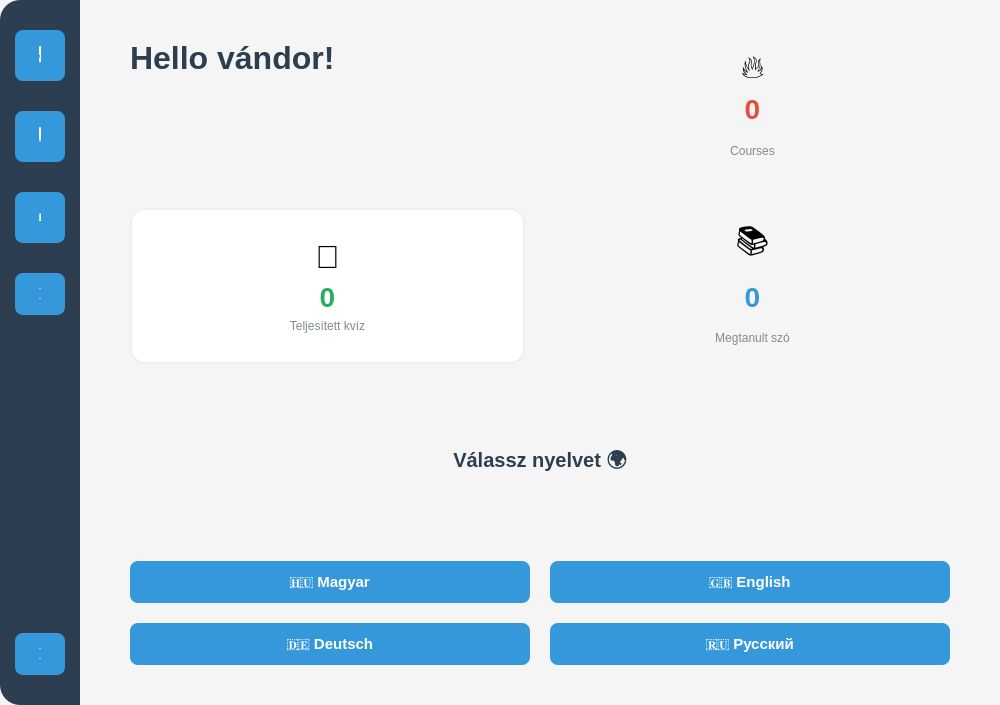
Old version of the form mainwindow.ui in the repository vertussgn/agytorna.
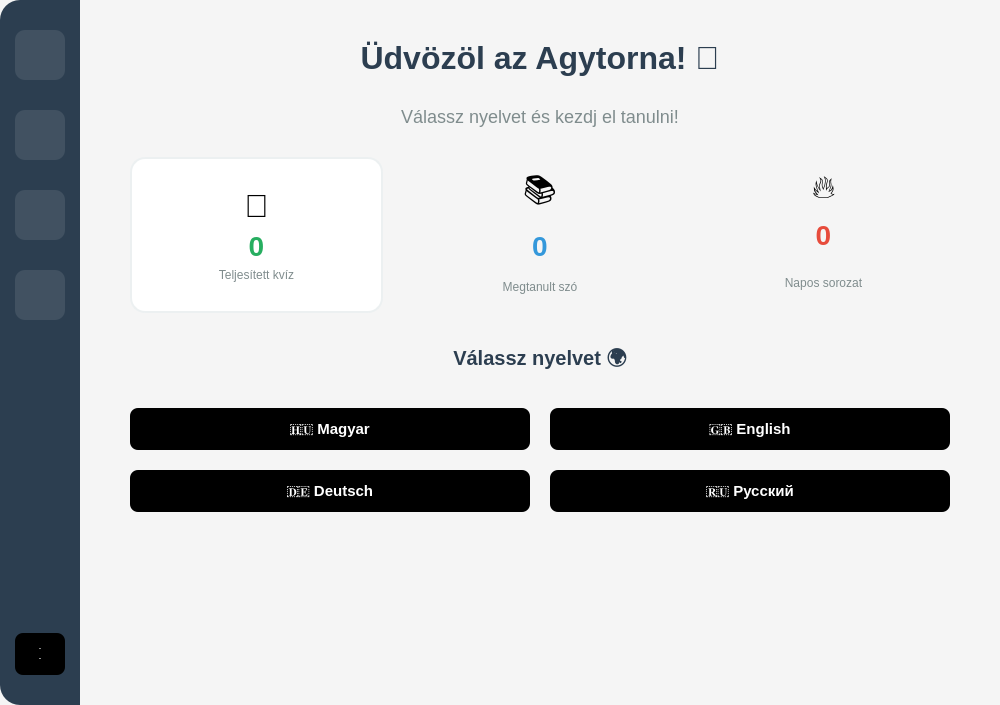
New version of the form. The open tabs and pages were chosen to show the change. Icons and pictures are not drawn.

The edit to the form file:
```diff
--- a/mainwindow.ui
+++ b/mainwindow.ui
@@ -22,7 +22,6 @@
     font-size: 32px;
     font-weight: bold;
     color: #2c3e50;
-    qproperty-alignment: 'AlignLeft';
 }
 
 QLabel#sectionLabel {
@@ -227,29 +226,155 @@
        </property>
        <item>
         <widget class="QPushButton" name="homeButton">
+         <property name="minimumSize">
+          <size>
+           <width>50</width>
+           <height>50</height>
+          </size>
+         </property>
+         <property name="maximumSize">
+          <size>
+           <width>50</width>
+           <height>50</height>
+          </size>
+         </property>
+         <property name="styleSheet">
+          <string notr="true">QPushButton {
+        border-color: rgb(255, 255, 255);
+           background-color: rgba(255, 255, 255, 0.1);
+           border: none;
+           border-radius: 10px;
+       }
+       QPushButton:hover {
+           background-color: rgba(255, 255, 255, 0.2);
+       }</string>
+         </property>
          <property name="text">
-          <string>🏠</string>
+          <string/>
+         </property>
+         <property name="icon">
+          <iconset theme="go-home"/>
+         </property>
+         <property name="iconSize">
+          <size>
+           <width>32</width>
+           <height>32</height>
+          </size>
          </property>
         </widget>
        </item>
        <item>
         <widget class="QPushButton" name="languagesButton">
-         <property name="text">
-          <string>🌍</string>
+         <property name="minimumSize">
+          <size>
+           <width>50</width>
+           <height>50</height>
+          </size>
          </property>
-        </widget>
-       </item>
-       <item>
-        <widget class="QPushButton" name="statsButton">
+         <property name="maximumSize">
+          <size>
+           <width>50</width>
+           <height>50</height>
+          </size>
+         </property>
+         <property name="styleSheet">
+          <string notr="true">QPushButton {
+           background-color: rgba(255, 255, 255, 0.1);
+           border: none;
+           border-radius: 10px;
+       }
+       QPushButton:hover {
+           background-color: rgba(255, 255, 255, 0.2);
+       }</string>
+         </property>
          <property name="text">
-          <string>📊</string>
+          <string/>
+         </property>
+         <property name="icon">
+          <iconset theme="preferences-desktop-locale"/>
+         </property>
+         <property name="iconSize">
+          <size>
+           <width>32</width>
+           <height>32</height>
+          </size>
          </property>
         </widget>
        </item>
        <item>
         <widget class="QPushButton" name="profileButton">
+         <property name="minimumSize">
+          <size>
+           <width>50</width>
+           <height>50</height>
+          </size>
+         </property>
+         <property name="maximumSize">
+          <size>
+           <width>50</width>
+           <height>50</height>
+          </size>
+         </property>
+         <property name="styleSheet">
+          <string notr="true">QPushButton {
+           background-color: rgba(255, 255, 255, 0.1);
+           border: none;
+           border-radius: 10px;
+       }
+       QPushButton:hover {
+           background-color: rgba(255, 255, 255, 0.2);
+
+       }</string>
+         </property>
          <property name="text">
-          <string>👤</string>
+          <string/>
+         </property>
+         <property name="icon">
+          <iconset theme="user-available"/>
+         </property>
+         <property name="iconSize">
+          <size>
+           <width>32</width>
+           <height>32</height>
+          </size>
+         </property>
+        </widget>
+       </item>
+       <item>
+        <widget class="QPushButton" name="statsButton">
+         <property name="minimumSize">
+          <size>
+           <width>50</width>
+           <height>50</height>
+          </size>
+         </property>
+         <property name="maximumSize">
+          <size>
+           <width>50</width>
+           <height>50</height>
+          </size>
+         </property>
+         <property name="styleSheet">
+          <string notr="true">QPushButton {
+           background-color: rgba(255, 255, 255, 0.1);
+           border: none;
+           border-radius: 10px;
+       }
+       QPushButton:hover {
+           background-color: rgba(255, 255, 255, 0.2);
+       }</string>
+         </property>
+         <property name="text">
+          <string/>
+         </property>
+         <property name="icon">
+          <iconset theme="QIcon::ThemeIcon::AddressBookNew"/>
+         </property>
+         <property name="iconSize">
+          <size>
+           <width>32</width>
+           <height>32</height>
+          </size>
          </property>
         </widget>
        </item>
@@ -268,6 +393,9 @@
        </item>
        <item>
         <widget class="QPushButton" name="logoutButton">
+         <property name="styleSheet">
+          <string notr="true">background-color: rgb(0, 0, 0);</string>
+         </property>
          <property name="text">
           <string>🚪</string>
          </property>
@@ -279,7 +407,7 @@
     <item>
      <widget class="QStackedWidget" name="stackedWidget">
       <property name="currentIndex">
-       <number>0</number>
+       <number>1</number>
       </property>
       <widget class="QWidget" name="mainMenuPage">
        <layout class="QVBoxLayout" name="verticalLayout_2">
@@ -299,69 +427,27 @@
          <number>40</number>
         </property>
         <item>
-         <layout class="QHBoxLayout" name="horizontalLayout_2">
-          <item>
-           <widget class="QLabel" name="welcomeLabel">
-            <property name="text">
-             <string>Hello vándor!</string>
-            </property>
-            <property name="alignment">
-             <set>Qt::AlignmentFlag::AlignLeading</set>
-            </property>
-           </widget>
-          </item>
-          <item>
-           <widget class="QFrame" name="statsCard_3">
-            <property name="minimumSize">
-             <size>
-              <width>150</width>
-              <height>100</height>
-             </size>
-            </property>
-            <layout class="QVBoxLayout" name="verticalLayout_12">
-             <item>
-              <widget class="QLabel" name="statsIcon3">
-               <property name="styleSheet">
-                <string notr="true">font-size: 32px;</string>
-               </property>
-               <property name="text">
-                <string>🔥</string>
-               </property>
-               <property name="alignment">
-                <set>Qt::AlignmentFlag::AlignCenter</set>
-               </property>
-              </widget>
-             </item>
-             <item>
-              <widget class="QLabel" name="streakLabel">
-               <property name="styleSheet">
-                <string notr="true">font-size: 28px; font-weight: bold; color: #e74c3c;</string>
-               </property>
-               <property name="text">
-                <string>0</string>
-               </property>
-               <property name="alignment">
-                <set>Qt::AlignmentFlag::AlignCenter</set>
-               </property>
-              </widget>
-             </item>
-             <item>
-              <widget class="QLabel" name="streakText">
-               <property name="styleSheet">
-                <string notr="true">font-size: 12px; color: #7f8c8d;</string>
-               </property>
-               <property name="text">
-                <string>Courses</string>
-               </property>
-               <property name="alignment">
-                <set>Qt::AlignmentFlag::AlignCenter</set>
-               </property>
-              </widget>
-             </item>
-            </layout>
-           </widget>
-          </item>
-         </layout>
+         <widget class="QLabel" name="welcomeLabel">
+          <property name="text">
+           <string>Üdvözöl az Agytorna! 🧠</string>
+          </property>
+          <property name="alignment">
+           <set>Qt::AlignmentFlag::AlignCenter</set>
+          </property>
+         </widget>
+        </item>
+        <item>
+         <widget class="QLabel" name="subtitleLabel">
+          <property name="styleSheet">
+           <string notr="true">font-size: 18px; color: #7f8c8d;</string>
+          </property>
+          <property name="text">
+           <string>Válassz nyelvet és kezdj el tanulni!</string>
+          </property>
+          <property name="alignment">
+           <set>Qt::AlignmentFlag::AlignCenter</set>
+          </property>
+         </widget>
         </item>
         <item>
          <layout class="QHBoxLayout" name="statsLayout">
@@ -467,6 +553,57 @@
             </layout>
            </widget>
           </item>
+          <item>
+           <widget class="QFrame" name="statsCard_3">
+            <property name="minimumSize">
+             <size>
+              <width>150</width>
+              <height>100</height>
+             </size>
+            </property>
+            <layout class="QVBoxLayout" name="verticalLayout_12">
+             <item>
+              <widget class="QLabel" name="statsIcon3">
+               <property name="styleSheet">
+                <string notr="true">font-size: 32px;</string>
+               </property>
+               <property name="text">
+                <string>🔥</string>
+               </property>
+               <property name="alignment">
+                <set>Qt::AlignmentFlag::AlignCenter</set>
+               </property>
+              </widget>
+             </item>
+             <item>
+              <widget class="QLabel" name="streakLabel">
+               <property name="styleSheet">
+                <string notr="true">font-size: 28px; font-weight: bold; color: #e74c3c;</string>
+               </property>
+               <property name="text">
+                <string>0</string>
+               </property>
+               <property name="alignment">
+                <set>Qt::AlignmentFlag::AlignCenter</set>
+               </property>
+              </widget>
+             </item>
+             <item>
+              <widget class="QLabel" name="streakText">
+               <property name="styleSheet">
+                <string notr="true">font-size: 12px; color: #7f8c8d;</string>
+               </property>
+               <property name="text">
+                <string>Napos sorozat</string>
+               </property>
+               <property name="alignment">
+                <set>Qt::AlignmentFlag::AlignCenter</set>
+               </property>
+              </widget>
+             </item>
+            </layout>
+           </widget>
+          </item>
          </layout>
         </item>
         <item>
@@ -486,27 +623,40 @@
           </property>
           <item row="0" column="0">
            <widget class="QPushButton" name="hungarianButton">
+            <property name="styleSheet">
+             <string notr="true">background-color: rgb(0, 0, 0);
+color: rgb(255, 255, 255);</string>
+            </property>
             <property name="text">
              <string>🇭🇺 Magyar</string>
             </property>
            </widget>
           </item>
-          <item row="1" column="0">
-           <widget class="QPushButton" name="germanButton">
-            <property name="text">
-             <string>🇩🇪 Deutsch</string>
-            </property>
-           </widget>
-          </item>
           <item row="0" column="1">
            <widget class="QPushButton" name="englishButton">
+            <property name="styleSheet">
+             <string notr="true">background-color: rgb(0, 0, 0);</string>
+            </property>
             <property name="text">
              <string>🇬🇧 English</string>
             </property>
            </widget>
           </item>
+          <item row="1" column="0">
+           <widget class="QPushButton" name="germanButton">
+            <property name="styleSheet">
+             <string notr="true">background-color: rgb(0, 0, 0);</string>
+            </property>
+            <property name="text">
+             <string>🇩🇪 Deutsch</string>
+            </property>
+           </widget>
+          </item>
           <item row="1" column="1">
            <widget class="QPushButton" name="russianButton">
+            <property name="styleSheet">
+             <string notr="true">background-color: rgb(0, 0, 0);</string>
+            </property>
             <property name="text">
              <string>🇷🇺 Русский</string>
             </property>
@@ -514,6 +664,19 @@
           </item>
          </layout>
         </item>
+        <item>
+         <spacer name="verticalSpacer_2">
+          <property name="orientation">
+           <enum>Qt::Orientation::Vertical</enum>
+          </property>
+          <property name="sizeHint" stdset="0">
+           <size>
+            <width>20</width>
+            <height>40</height>
+           </size>
+          </property>
+         </spacer>
+        </item>
        </layout>
       </widget>
       <widget class="QWidget" name="categoryPage">
@@ -566,6 +729,9 @@
           </property>
           <item row="0" column="0">
            <widget class="QPushButton" name="vocabularyButton">
+            <property name="styleSheet">
+             <string notr="true">background-color: rgb(0, 0, 0);</string>
+            </property>
             <property name="text">
              <string>📖 Szókincs</string>
             </property>
@@ -573,6 +739,9 @@
           </item>
           <item row="0" column="1">
            <widget class="QPushButton" name="grammarButton">
+            <property name="styleSheet">
+             <string notr="true">background-color: rgb(0, 0, 0);</string>
+            </property>
             <property name="text">
              <string>✏️ Nyelvtan</string>
             </property>
@@ -580,6 +749,9 @@
           </item>
           <item row="1" column="0">
            <widget class="QPushButton" name="sentencesButton">
+            <property name="styleSheet">
+             <string notr="true">background-color: rgb(0, 0, 0);</string>
+            </property>
             <property name="text">
              <string>💬 Mondatok</string>
             </property>
@@ -587,6 +759,9 @@
           </item>
           <item row="1" column="1">
            <widget class="QPushButton" name="listeningButton">
+            <property name="styleSheet">
+             <string notr="true">background-color: rgb(0, 0, 0);</string>
+            </property>
             <property name="text">
              <string>🎧 Hallás utáni</string>
             </property>
@@ -614,6 +789,9 @@
           </property>
           <item>
            <widget class="QPushButton" name="beginnerButton">
+            <property name="styleSheet">
+             <string notr="true">background-color: rgb(0, 0, 0);</string>
+            </property>
             <property name="text">
              <string>🌱 Kezdő</string>
             </property>
@@ -621,6 +799,9 @@
           </item>
           <item>
            <widget class="QPushButton" name="intermediateButton">
+            <property name="styleSheet">
+             <string notr="true">background-color: rgb(0, 0, 0);</string>
+            </property>
             <property name="text">
              <string>⭐ Haladó</string>
             </property>
@@ -628,6 +809,9 @@
           </item>
           <item>
            <widget class="QPushButton" name="advancedButton">
+            <property name="styleSheet">
+             <string notr="true">background-color: rgb(0, 0, 0);</string>
+            </property>
             <property name="text">
              <string>🏆 Profi</string>
             </property>
@@ -645,6 +829,9 @@
               <height>50</height>
              </size>
             </property>
+            <property name="styleSheet">
+             <string notr="true">background-color: rgb(0, 0, 0);</string>
+            </property>
             <property name="text">
              <string>⬅ Vissza</string>
             </property>
@@ -673,11 +860,11 @@
             </property>
             <property name="styleSheet">
              <string notr="true">QPushButton {
-    background-color: #27ae60;
+    background-color: #000000;
     font-size: 18px;
 }
 QPushButton:hover {
-    background-color: #229954;
+    background-color: #000000;
 }</string>
             </property>
             <property name="text">
@@ -876,6 +1063,9 @@
               <height>45</height>
              </size>
             </property>
+            <property name="styleSheet">
+             <string notr="true">background-color: rgb(0, 0, 0);</string>
+            </property>
             <property name="text">
              <string>Következő ➡</string>
             </property>
@@ -941,7 +1131,7 @@
     background-color: white;
     border-radius: 25px;
     padding: 50px;
-    border: 3px solid #27ae60;
+    border: 3px solid #000000;
 }</string>
           </property>
           <layout class="QVBoxLayout" name="verticalLayout_7">
@@ -1036,6 +1226,9 @@
               <height>55</height>
              </size>
             </property>
+            <property name="styleSheet">
+             <string notr="true">background-color: rgb(0, 0, 0);</string>
+            </property>
             <property name="text">
              <string>🏠 Főmenü</string>
             </property>
@@ -1051,10 +1244,10 @@
             </property>
             <property name="styleSheet">
              <string notr="true">QPushButton {
-    background-color: #f39c12;
+    background-color: #000000;
 }
 QPushButton:hover {
-    background-color: #e67e22;
+    background-color: #000000;
 }</string>
             </property>
             <property name="text">
@@ -1072,10 +1265,10 @@
             </property>
             <property name="styleSheet">
              <string notr="true">QPushButton {
-    background-color: #27ae60;
+    background-color: #000000;
 }
 QPushButton:hover {
-    background-color: #229954;
+    background-color: #000000;
 }</string>
             </property>
             <property name="text">
@@ -1336,6 +1529,9 @@
             <height>50</height>
            </size>
           </property>
+          <property name="styleSheet">
+           <string notr="true">background-color: rgb(0, 0, 0);</string>
+          </property>
           <property name="text">
            <string>⬅ Vissza a főmenübe</string>
           </property>
```
